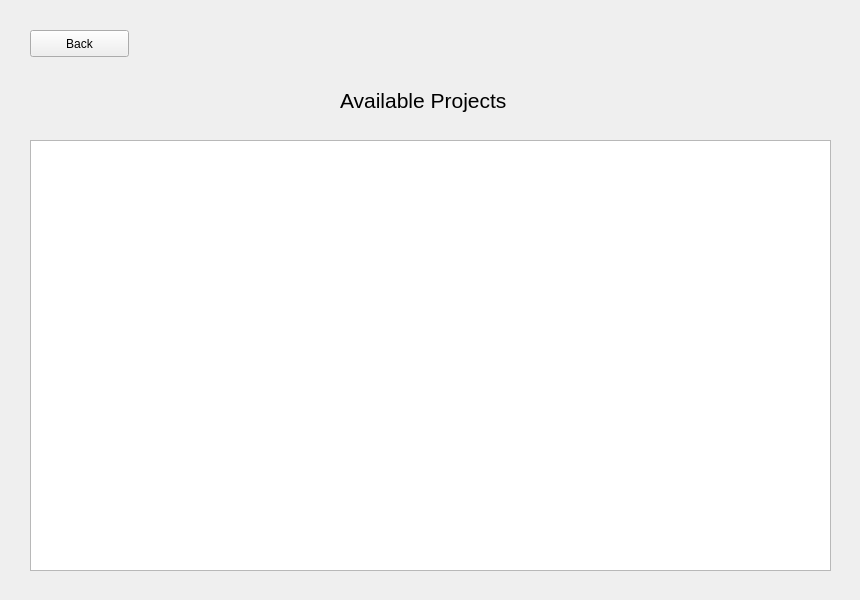
This is project_files/studentprojectspage.ui in aboodmufti/cupid as Qt 5 draws it before an edit. The edited form follows.
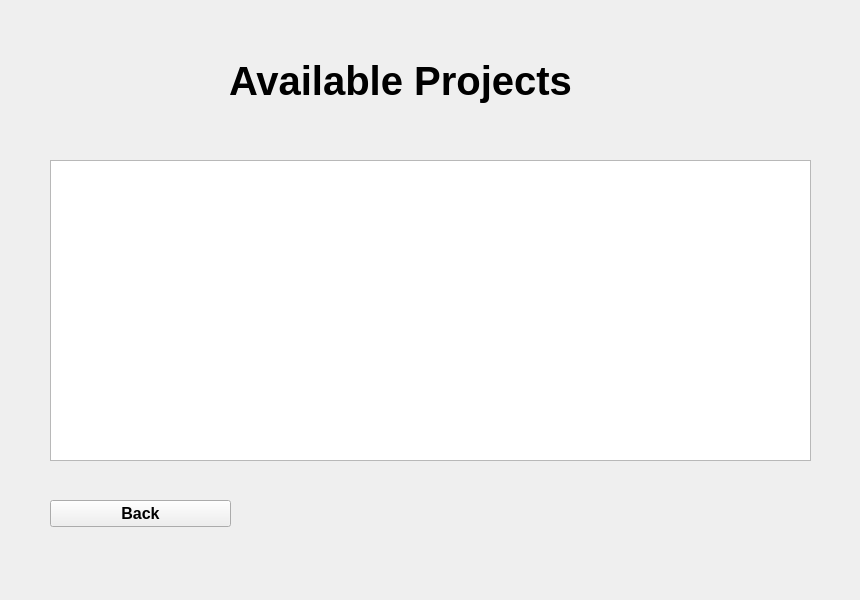
This is the edited form.

```diff
--- a/project_files/studentprojectspage.ui
+++ b/project_files/studentprojectspage.ui
@@ -16,43 +16,58 @@
   <widget class="QListWidget" name="listWidget">
    <property name="geometry">
     <rect>
-     <x>30</x>
-     <y>140</y>
-     <width>801</width>
-     <height>431</height>
+     <x>50</x>
+     <y>160</y>
+     <width>761</width>
+     <height>301</height>
     </rect>
    </property>
   </widget>
   <widget class="QPushButton" name="pushButton">
    <property name="geometry">
     <rect>
-     <x>30</x>
-     <y>30</y>
-     <width>99</width>
+     <x>50</x>
+     <y>500</y>
+     <width>181</width>
      <height>27</height>
     </rect>
    </property>
+   <property name="font">
+    <font>
+     <pointsize>12</pointsize>
+     <weight>75</weight>
+     <bold>true</bold>
+    </font>
+   </property>
    <property name="text">
     <string>Back</string>
    </property>
   </widget>
-  <widget class="QLabel" name="label">
+  <widget class="QWidget" name="verticalLayoutWidget_3">
    <property name="geometry">
     <rect>
-     <x>340</x>
-     <y>80</y>
-     <width>171</width>
-     <height>41</height>
+     <x>200</x>
+     <y>10</y>
+     <width>401</width>
+     <height>141</height>
     </rect>
    </property>
+   <layout class="QVBoxLayout" name="verticalLayout_4">
+    <item alignment="Qt::AlignHCenter">
+     <widget class="QLabel" name="label_6">
    <property name="font">
     <font>
-     <pointsize>16</pointsize>
+        <pointsize>30</pointsize>
+        <weight>75</weight>
+        <bold>true</bold>
     </font>
    </property>
    <property name="text">
     <string>Available Projects</string>
    </property>
+     </widget>
+    </item>
+   </layout>
   </widget>
  </widget>
  <resources/>
```
Lines whose indentation alone changed are shown as unchanged.
